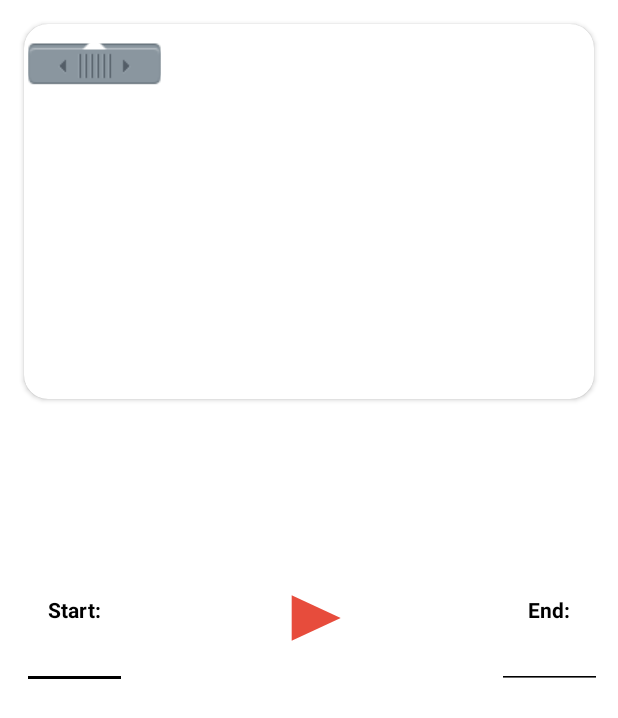
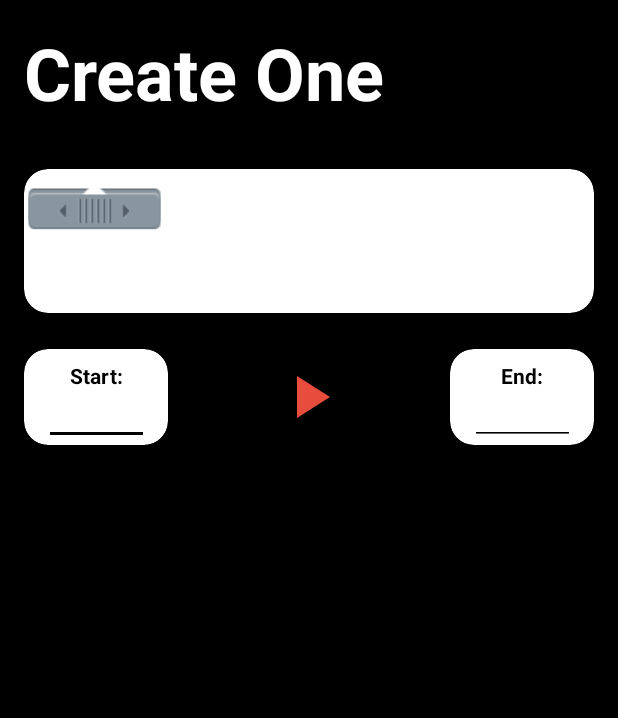
Before and after one commit to BelfoSamad/RingtoneApp, an Android app: the layout activity_create_one.xml on its own in the app's theme, with its tools: preview values and no code run, on a phone screen of 412 x 824 dp. Shown: the top 718 px of the screen. Run offline under Robolectric (Android 15) with nearby library versions, the phone set to English and light mode, and no system bars.

Commit message:
Added Wave Form and Marker + (Picking File/Playing Sound)

```diff
--- a/app/src/main/java/com/devalutix/ringtoneapp/ui/activities/CreateOneActivity.java
+++ b/app/src/main/java/com/devalutix/ringtoneapp/ui/activities/CreateOneActivity.java
@@ -421,10 +421,10 @@ public class CreateOneActivity extends AppCompatActivity implements CreateOneCon
     @Override
     public void enableDisableButtons() {
         if (mPresenter.isPlaying()) {
-            mPlayButton.setImageResource(android.R.drawable.ic_media_pause);
+            mPlayButton.setBackground(getResources().getDrawable(R.drawable.custom_stop));
             mPlayButton.setContentDescription(getResources().getText(R.string.stop));
         } else {
-            mPlayButton.setImageResource(android.R.drawable.ic_media_play);
+            mPlayButton.setBackground(getResources().getDrawable(R.drawable.custom_play));
             mPlayButton.setContentDescription(getResources().getText(R.string.play));
         }
     }
--- /dev/null
+++ b/app/src/main/res/drawable/custom_stop.xml
@@ -0,0 +1,5 @@
+<vector android:autoMirrored="true" android:height="48dp"
+    android:tint="@color/colorAccent" android:viewportHeight="24.0"
+    android:viewportWidth="24.0" android:width="48dp" xmlns:android="http://schemas.android.com/apk/res/android">
+    <path android:fillColor="#FF000000" android:pathData="M6,6h12v12H6z"/>
+</vector>
--- /dev/null
+++ b/app/src/main/res/drawable/marker_end.xml
@@ -0,0 +1,16 @@
+<vector xmlns:android="http://schemas.android.com/apk/res/android"
+    android:width="48dp"
+    android:height="48dp"
+    android:autoMirrored="true"
+    android:tint="@color/colorAccent"
+    android:viewportWidth="24.0"
+    android:viewportHeight="24.0">
+    <group
+        android:name="rotationGroup"
+        android:pivotY="12"
+        android:scaleY="-1">
+        <path
+            android:fillColor="@color/colorAccent"
+            android:pathData="M12,2C8.13,2 5,5.13 5,9c0,5.25 7,13 7,13s7,-7.75 7,-13c0,-3.87 -3.13,-7 -7,-7zM12,11.5c-1.38,0 -2.5,-1.12 -2.5,-2.5s1.12,-2.5 2.5,-2.5 2.5,1.12 2.5,2.5 -1.12,2.5 -2.5,2.5z" />
+    </group>
+</vector>
--- /dev/null
+++ b/app/src/main/res/drawable/marker_start.xml
@@ -0,0 +1,11 @@
+<vector xmlns:android="http://schemas.android.com/apk/res/android"
+    android:width="48dp"
+    android:height="48dp"
+    android:autoMirrored="true"
+    android:tint="@color/colorAccent"
+    android:viewportWidth="24.0"
+    android:viewportHeight="24.0">
+    <path
+        android:fillColor="@color/colorAccent"
+        android:pathData="M12,2C8.13,2 5,5.13 5,9c0,5.25 7,13 7,13s7,-7.75 7,-13c0,-3.87 -3.13,-7 -7,-7zM12,11.5c-1.38,0 -2.5,-1.12 -2.5,-2.5s1.12,-2.5 2.5,-2.5 2.5,1.12 2.5,2.5 -1.12,2.5 -2.5,2.5z" />
+</vector>
--- a/app/src/main/res/layout/activity_create_one.xml
+++ b/app/src/main/res/layout/activity_create_one.xml
@@ -4,22 +4,36 @@
     xmlns:tools="http://schemas.android.com/tools"
     android:layout_width="match_parent"
     android:layout_height="match_parent"
-    android:background="@color/colorPrimary"
+    android:background="@color/colorPrimaryDark"
     tools:context=".ui.activities.CreateOneActivity">
+
+    <TextView
+        android:id="@+id/page_name"
+        android:layout_width="wrap_content"
+        android:layout_height="wrap_content"
+        android:text="Create One"
+        android:textSize="48sp"
+        android:textStyle="bold"
+        android:textColor="@color/colorPrimary"
+        app:layout_constraintStart_toStartOf="parent"
+        app:layout_constraintTop_toTopOf="parent"
+        android:layout_marginTop="16dp"
+        android:layout_marginStart="16dp"/>
 
     <androidx.cardview.widget.CardView
         android:id="@+id/wave_wrapper"
         android:layout_width="match_parent"
-        android:layout_height="250dp"
+        android:layout_height="96dp"
         android:layout_marginStart="16dp"
-        android:layout_marginTop="16dp"
+        app:cardBackgroundColor="@color/colorPrimary"
+        android:layout_marginTop="32dp"
         android:layout_marginEnd="16dp"
         android:layout_marginBottom="16dp"
         app:cardCornerRadius="16dp"
         app:cardElevation="2dp"
         app:layout_constraintEnd_toEndOf="parent"
         app:layout_constraintStart_toStartOf="parent"
-        app:layout_constraintTop_toTopOf="parent">
+        app:layout_constraintTop_toBottomOf="@id/page_name">
 
         <RelativeLayout
             android:layout_width="match_parent"
@@ -53,21 +67,35 @@
 
     <ImageButton
         android:id="@+id/play"
-        android:layout_width="71dip"
-        android:layout_height="52dip"
-        android:layout_marginTop="6dip"
-        android:layout_marginBottom="6dip"
+        android:layout_width="wrap_content"
+        android:layout_height="wrap_content"
+        android:layout_gravity="center"
         android:background="@drawable/custom_play"
-        app:layout_constraintBottom_toBottomOf="parent"
         app:layout_constraintEnd_toEndOf="parent"
         app:layout_constraintStart_toStartOf="parent"
-        app:layout_constraintTop_toTopOf="parent" />
+        app:layout_constraintTop_toBottomOf="@id/wave_wrapper"
+        android:layout_marginTop="32dp"/>
+
+    <androidx.cardview.widget.CardView
+        android:layout_width="96dp"
+        android:layout_height="64dp"
+        android:layout_marginStart="16dp"
+        app:cardBackgroundColor="@color/colorPrimary"
+        app:cardCornerRadius="16dp"
+        app:cardElevation="2dp"
+        app:layout_constraintBottom_toBottomOf="@id/play"
+        app:layout_constraintStart_toStartOf="parent"
+        app:layout_constraintTop_toTopOf="@id/play">
+
+        <androidx.constraintlayout.widget.ConstraintLayout
+            android:layout_width="match_parent"
+            android:layout_height="match_parent">
 
             <TextView
                 android:id="@+id/mark_start"
                 android:layout_width="wrap_content"
-        android:layout_height="31dip"
-        android:layout_marginStart="32dp"
+                android:layout_height="31dp"
+                android:layout_marginTop="8dp"
                 android:clickable="true"
                 android:focusable="true"
                 android:labelFor="@+id/starttext"
@@ -75,47 +103,73 @@
                 android:textColor="@color/colorPrimaryDark"
                 android:textSize="14sp"
                 android:textStyle="bold"
-        app:layout_constraintBottom_toBottomOf="@id/play"
+                app:layout_constraintEnd_toEndOf="parent"
                 app:layout_constraintStart_toStartOf="parent"
-        app:layout_constraintTop_toTopOf="@id/play" />
+                app:layout_constraintTop_toTopOf="parent" />
 
             <EditText
                 android:id="@+id/starttext"
                 android:layout_width="70dp"
-        android:layout_height="31dp"
+                android:layout_height="wrap_content"
                 android:backgroundTint="@color/colorPrimaryDark"
                 android:inputType="number|numberDecimal"
+                android:textAlignment="center"
                 android:textColor="@color/colorPrimaryDark"
                 android:textSize="16sp"
-        app:layout_constraintEnd_toEndOf="@id/mark_start"
-        app:layout_constraintStart_toStartOf="@id/mark_start"
-        app:layout_constraintTop_toBottomOf="@id/mark_start" />
+                app:layout_constraintBottom_toBottomOf="parent"
+                app:layout_constraintEnd_toEndOf="parent"
+                app:layout_constraintStart_toStartOf="parent" />
+
+        </androidx.constraintlayout.widget.ConstraintLayout>
+
+    </androidx.cardview.widget.CardView>
+
+    <androidx.cardview.widget.CardView
+        android:layout_width="96dp"
+        android:layout_height="64dp"
+        android:layout_marginEnd="16dp"
+        app:cardBackgroundColor="@color/colorPrimary"
+        app:cardCornerRadius="16dp"
+        app:cardElevation="2dp"
+        app:layout_constraintBottom_toBottomOf="@id/play"
+        app:layout_constraintEnd_toEndOf="parent"
+        app:layout_constraintTop_toTopOf="@id/play">
+
+        <androidx.constraintlayout.widget.ConstraintLayout
+            android:layout_width="match_parent"
+            android:layout_height="match_parent">
 
             <TextView
                 android:id="@+id/mark_end"
                 android:layout_width="wrap_content"
-        android:layout_height="31dip"
-        android:layout_marginEnd="32dp"
+                android:layout_height="31dp"
+                android:layout_marginTop="8dp"
                 android:clickable="true"
+                android:focusable="true"
                 android:labelFor="@+id/endtext"
                 android:text="@string/end_label"
                 android:textColor="@color/colorPrimaryDark"
                 android:textSize="14sp"
                 android:textStyle="bold"
-        app:layout_constraintBottom_toBottomOf="@id/play"
                 app:layout_constraintEnd_toEndOf="parent"
-        app:layout_constraintTop_toTopOf="@id/play"  />
+                app:layout_constraintStart_toStartOf="parent"
+                app:layout_constraintTop_toTopOf="parent" />
 
             <EditText
                 android:id="@+id/endtext"
-        android:layout_width="70dip"
-        android:layout_height="31dip"
+                android:layout_width="70dp"
+                android:layout_height="wrap_content"
                 android:backgroundTint="@color/colorPrimaryDark"
                 android:inputType="number|numberDecimal"
+                android:textAlignment="center"
                 android:textColor="@color/colorPrimaryDark"
                 android:textSize="16sp"
-        app:layout_constraintEnd_toEndOf="@id/mark_end"
-        app:layout_constraintStart_toStartOf="@id/mark_end"
-        app:layout_constraintTop_toBottomOf="@id/mark_end"/>
+                app:layout_constraintBottom_toBottomOf="parent"
+                app:layout_constraintEnd_toEndOf="parent"
+                app:layout_constraintStart_toStartOf="parent" />
 
         </androidx.constraintlayout.widget.ConstraintLayout>
+
+    </androidx.cardview.widget.CardView>
+
+</androidx.constraintlayout.widget.ConstraintLayout>
--- a/app/src/main/res/values/colors.xml
+++ b/app/src/main/res/values/colors.xml
@@ -17,19 +17,13 @@
     <color name="textLightDisabled">#80FFFFFF</color>
     <color name="textLightDisabledDEPRECATED">#4CFFFFFF</color>
 
-    <color name="waveform_selected">#33b5e5</color>
-    <color name="waveform_unselected">#195a72</color>
-    <color name="waveform_unselected_bkgnd_overlay">#0a242d</color>
+    <color name="waveform_selected">#E74C3C</color>
+    <color name="waveform_unselected">#b0281a</color>
+    <color name="waveform_unselected_bkgnd_overlay">#000000</color>
     <color name="selection_border">#ffffff</color>
-    <color name="playback_indicator">#ffff66</color>
+    <color name="playback_indicator">#fff200</color>
     <color name="grid_line">#66ffffff</color>
     <color name="timecode">#ddffffdd</color>
     <color name="timecode_shadow">#aa000000</color>
 
-    <color name="type_bkgnd_alarm">#88880000</color>
-    <color name="type_bkgnd_ringtone">#88008888</color>
-    <color name="type_bkgnd_notification">#88666600</color>
-    <color name="type_bkgnd_music">#88000000</color>
-    <color name="type_bkgnd_unsupported">#88cccccc</color>
-
 </resources>
```
Lines whose indentation alone changed are shown as unchanged.
